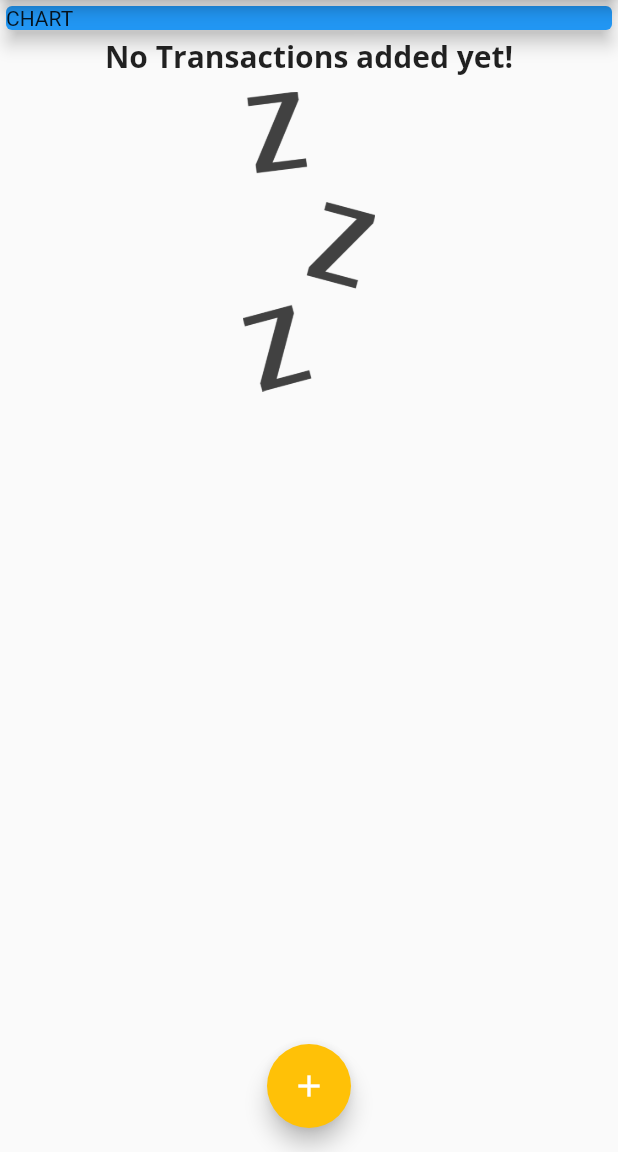
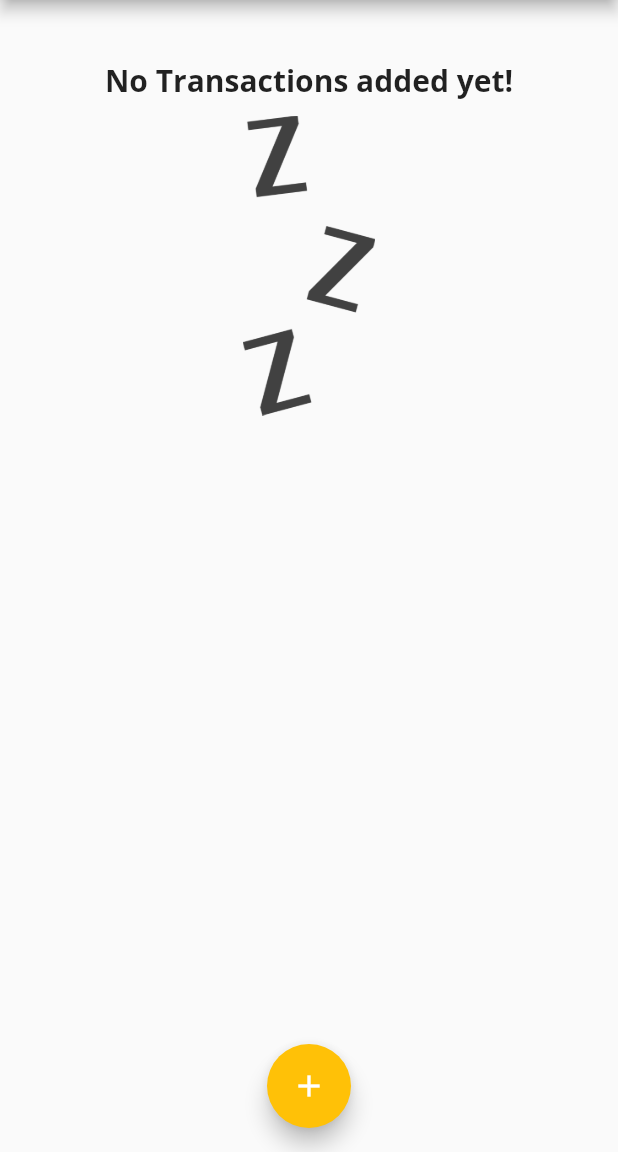
Before and after one commit to renson1123/personal_expenses_app, a Flutter app: the screen it shows after launch, on a phone screen of 412 x 824 dp, the part 84-1236 px from its top. Run offline on Flutter 3.47's test engine with Material 2 defaults, Android fonts, the phone set to English and light mode, and no system bars.

Commit message:
Adding more functionality for the chart

```diff
--- a/lib/main.dart
+++ b/lib/main.dart
@@ -1,4 +1,5 @@
 import 'package:flutter/material.dart';
+import './widgets/chart.dart';
 import './widgets/transaction_list.dart';
 import './widgets/new_transaction.dart';
 import './models/transaction.dart';
@@ -58,6 +59,17 @@ class _MyHomePageState extends State<MyHomePage> {
     // ),
   ];
 
+  // Only Transactions that are younger than 7 days are included here
+  List<Transaction> get _recentTransactions {
+    return _userTransactions.where((tx) {
+      return tx.date.isAfter(
+        DateTime.now().subtract(
+          Duration(days: 7),
+        ),
+      );
+    }).toList();
+  }
+
 // the underscore before the method name serves as a marked as part of the private class _UserTransactionState
   void _addNewTransaction(String txTitle, double txAmount) {
     final newTx = Transaction(
@@ -109,17 +121,7 @@ class _MyHomePageState extends State<MyHomePage> {
           //mainAxisAlignment: MainAxisAlignment.start,
           crossAxisAlignment: CrossAxisAlignment.stretch,
           children: <Widget>[
-            Container(
-              width: double.infinity,
-              child: Card(
-                color: Colors.blue,
-                child: Container(
-                  width: double.infinity,
-                  child: Text('CHART'),
-                ),
-                elevation: 5,
-              ),
-            ),
+            Chart(_recentTransactions),
             TransactionList(_userTransactions),
           ],
         ),
--- a/lib/widgets/chart.dart
+++ b/lib/widgets/chart.dart
@@ -22,10 +22,7 @@ class Chart extends StatelessWidget {
         }
       }
 
-      print(DateFormat.E(weekDay));
-      print(totalSum);
-
-      return {'day': DateFormat.E(weekDay), 'amount': totalSum};
+      return {'day': DateFormat.E().format(weekDay), 'amount': totalSum};
     });
   }
 
```
